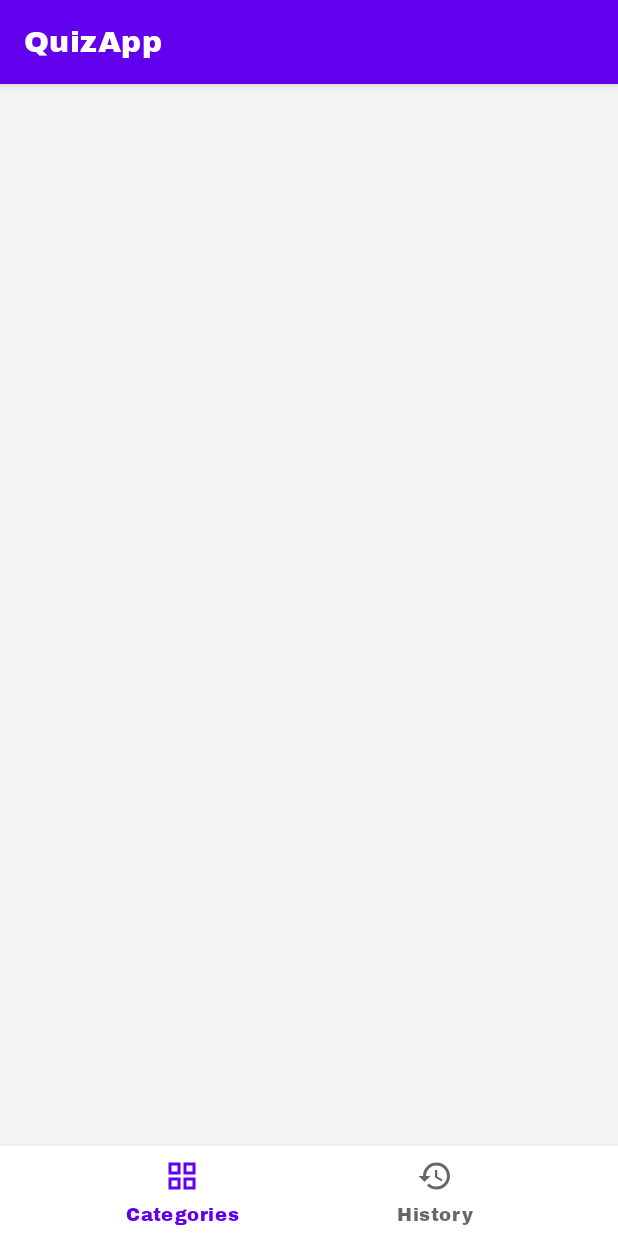
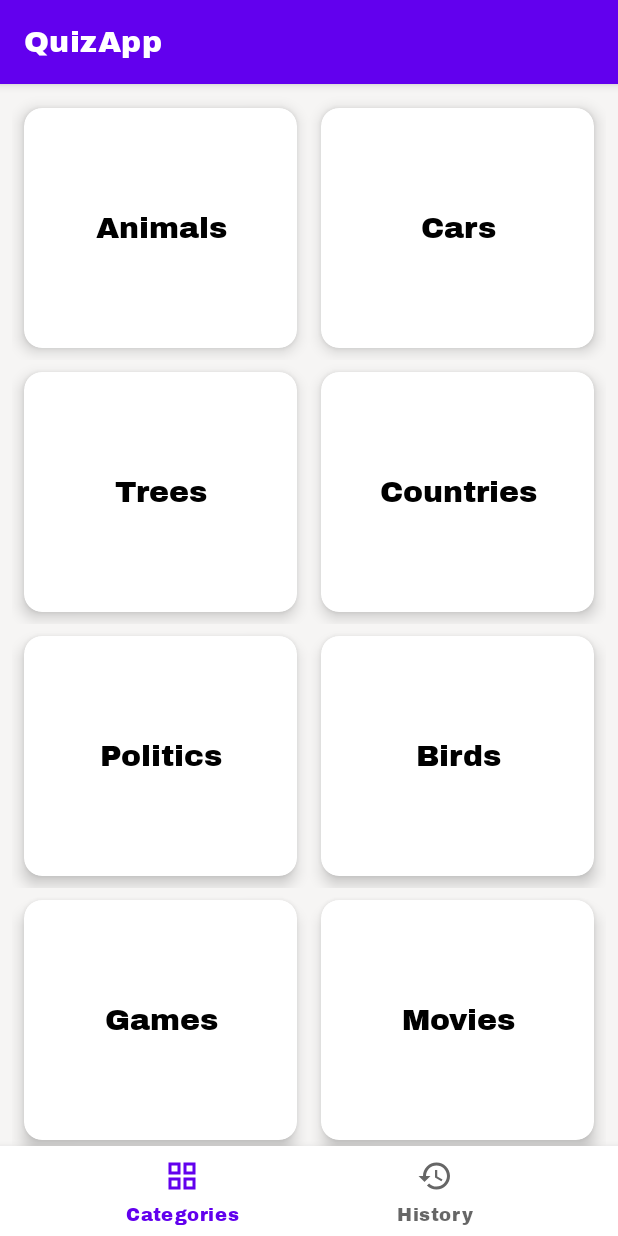
Before and after one commit to Frogii/QuizApp, an Android app: the screen it shows after launch (QuizActivity), on a phone screen of 412 x 824 dp. Run offline under Robolectric (Android 15) with nearby library versions, the phone set to English and light mode, and no system bars; our stand-ins replace data binding.

Commit message:
add: recycler adapters

```diff
--- /dev/null
+++ b/app/src/main/java/com/example/quizapp/adapter/CategoriesRecAdapter.kt
@@ -0,0 +1,39 @@
+package com.example.quizapp.adapter
+
+import android.view.LayoutInflater
+import android.view.ViewGroup
+import androidx.recyclerview.widget.RecyclerView
+import com.example.quizapp.databinding.CategoryItemBinding
+import com.example.quizapp.model.QuizCategory
+import com.example.quizapp.util.Constants
+
+class CategoriesRecAdapter : RecyclerView.Adapter<CategoriesRecAdapter.CategoriesViewHolder>() {
+
+    //    var categoriesList = listOf<QuizCategory>()
+    var categoriesList = Constants.sampleCategoryList
+
+    fun setList(list: List<QuizCategory>) {
+        this.categoriesList = list
+        notifyDataSetChanged()
+    }
+
+    class CategoriesViewHolder(val binding: CategoryItemBinding) :
+        RecyclerView.ViewHolder(binding.root) {
+
+        fun bind(category: QuizCategory) {
+            binding.category = category
+        }
+    }
+
+    override fun onCreateViewHolder(parent: ViewGroup, viewType: Int): CategoriesViewHolder {
+        return CategoriesViewHolder(CategoryItemBinding.inflate(LayoutInflater.from(parent.context)))
+    }
+
+    override fun onBindViewHolder(holder: CategoriesViewHolder, position: Int) {
+        holder.bind(categoriesList[position])
+    }
+
+    override fun getItemCount(): Int {
+        return categoriesList.size
+    }
+}
--- /dev/null
+++ b/app/src/main/java/com/example/quizapp/model/QuizCategory.kt
@@ -0,0 +1,7 @@
+package com.example.quizapp.model
+
+data class QuizCategory(
+    val id: Int,
+    val name: String
+) {
+}
--- a/app/src/main/java/com/example/quizapp/ui/CategoriesFragment.kt
+++ b/app/src/main/java/com/example/quizapp/ui/CategoriesFragment.kt
@@ -7,11 +7,13 @@ import android.view.View
 import android.view.ViewGroup
 import androidx.databinding.DataBindingUtil
 import com.example.quizapp.R
+import com.example.quizapp.adapter.CategoriesRecAdapter
 import com.example.quizapp.databinding.FragmentCategoriesBinding
 
 class CategoriesFragment : Fragment() {
 
     private lateinit var binding: FragmentCategoriesBinding
+    private lateinit var categoriesRecAdapter: CategoriesRecAdapter
 
     override fun onCreateView(
         inflater: LayoutInflater, container: ViewGroup?,
@@ -19,6 +21,10 @@ class CategoriesFragment : Fragment() {
     ): View? {
         // Inflate the layout for this fragment
         binding = DataBindingUtil.inflate(inflater, R.layout.fragment_categories, container, false)
+
+        categoriesRecAdapter = CategoriesRecAdapter()
+        binding.recyclerViewCategories.adapter = categoriesRecAdapter
+
         return binding.root
     }
 }
--- /dev/null
+++ b/app/src/main/java/com/example/quizapp/util/Constants.kt
@@ -0,0 +1,26 @@
+package com.example.quizapp.util
+
+import com.example.quizapp.model.QuizCategory
+
+object Constants {
+
+    val sampleCategoryList = listOf<QuizCategory>(
+        QuizCategory(1, "Animals"),
+        QuizCategory(2, "Cars"),
+        QuizCategory(3, "Trees"),
+        QuizCategory(4, "Countries"),
+        QuizCategory(5, "Politics"),
+        QuizCategory(6, "Birds"),
+        QuizCategory(7, "Games"),
+        QuizCategory(8, "Movies"),
+        QuizCategory(9, "Pictures"),
+        QuizCategory(10, "Cartoons"),
+        QuizCategory(11, "Hardware"),
+        QuizCategory(12, "Flowers"),
+        QuizCategory(13, "Phones"),
+        QuizCategory(14, "Math"),
+        QuizCategory(15, "Astronomy"),
+        QuizCategory(16, "Food"),
+        QuizCategory(17, "Sports")
+    )
+}
--- a/app/src/main/res/layout/category_item.xml
+++ b/app/src/main/res/layout/category_item.xml
@@ -1,18 +1,25 @@
 <?xml version="1.0" encoding="utf-8"?>
-<layout xmlns:app="http://schemas.android.com/apk/res-auto"
-    xmlns:tools="http://schemas.android.com/tools"
-    xmlns:android="http://schemas.android.com/apk/res/android">
+<layout xmlns:android="http://schemas.android.com/apk/res/android"
+    xmlns:app="http://schemas.android.com/apk/res-auto"
+    xmlns:tools="http://schemas.android.com/tools">
 
     <data>
 
+        <variable
+            name="category"
+            type="com.example.quizapp.model.QuizCategory" />
     </data>
+
+    <FrameLayout
+        android:layout_width="match_parent"
+        android:layout_height="wrap_content">
 
         <com.google.android.material.card.MaterialCardView
             android:layout_width="match_parent"
             android:layout_height="160dp"
             android:layout_margin="8dp"
-        app:cardElevation="12dp"
-        app:cardCornerRadius="12dp">
+            app:cardCornerRadius="12dp"
+            app:cardElevation="6dp">
 
             <androidx.constraintlayout.widget.ConstraintLayout
                 android:layout_width="match_parent"
@@ -22,6 +29,7 @@
                     android:id="@+id/textViewCategoryItem"
                     android:layout_width="140dp"
                     android:layout_height="wrap_content"
+                    android:text="@{category.name}"
                     android:textAlignment="center"
                     android:textColor="@color/black"
                     android:textSize="20sp"
@@ -34,4 +42,6 @@
             </androidx.constraintlayout.widget.ConstraintLayout>
 
         </com.google.android.material.card.MaterialCardView>
+
+    </FrameLayout>
 </layout>
```
Also changed, not shown: app/src/main/java/com/example/quizapp/adapter/HistoryRecAdapter.kt (added, +33 -0 lines), app/src/main/java/com/example/quizapp/model/QuizHistory.kt (added, +9 -0 lines), app/src/main/res/layout/history_item.xml (+11 -6 lines). Lines whose indentation alone changed are shown as unchanged.
